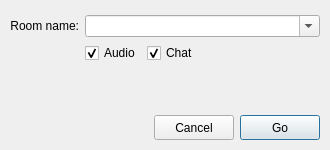
Before: the Qt Designer form resources/conference_dialog.ui in AGProjects/blink-qt, drawn with Qt 5.
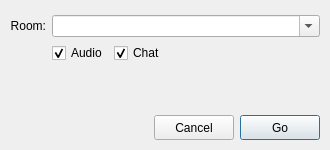
After: the same form once the commit is applied.

Commit message: Join conf modal change

```diff
--- a/resources/conference_dialog.ui
+++ b/resources/conference_dialog.ui
@@ -35,7 +35,7 @@
    <item row="0" column="0">
     <widget class="QLabel" name="room_label">
      <property name="text">
-      <string>Room name:</string>
+      <string>Room:</string>
      </property>
      <property name="alignment">
       <set>Qt::AlignRight|Qt::AlignTrailing|Qt::AlignVCenter</set>
```
Left out of the diff: 2 changed lines with no effect on the pictures.
